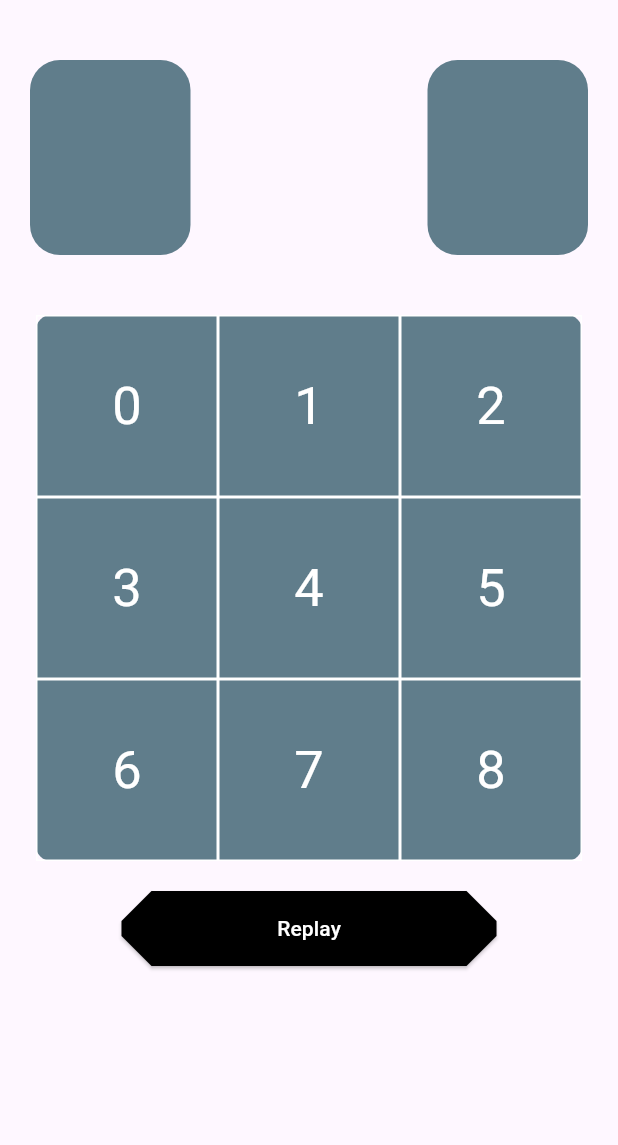
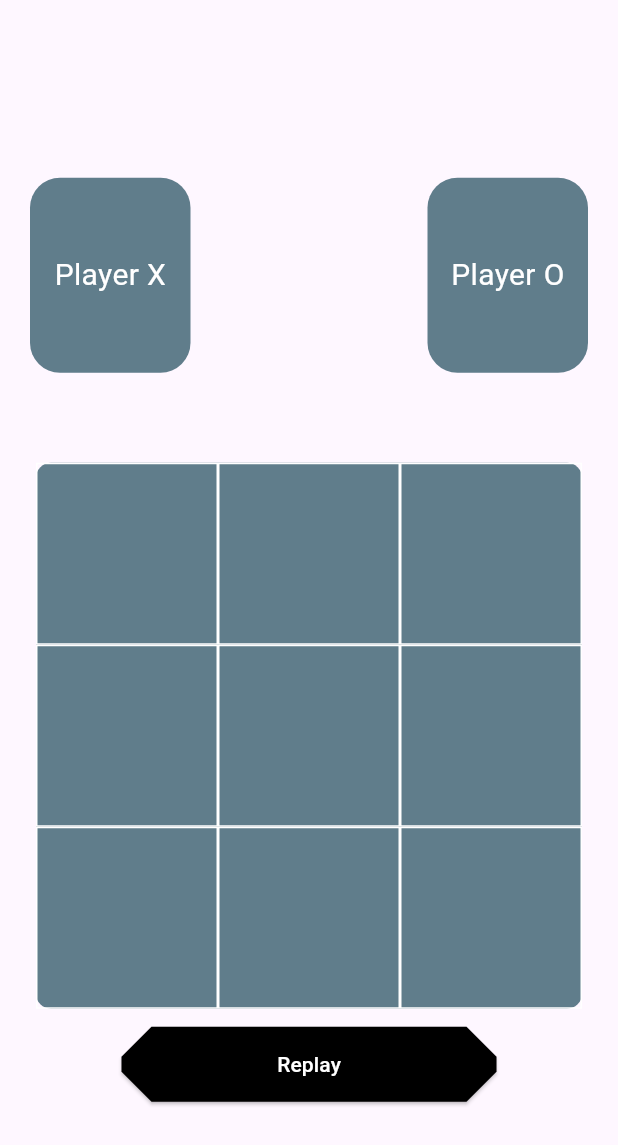
Before and after one commit to Anush980/TicTacToe_flutter, a Flutter app: the NewGame screen opened directly, on a phone screen of 412 x 824 dp. Shown: the top 1145 px of the screen. Run offline on Flutter 3.47's test engine with Material 3 defaults, Android fonts, the phone set to English and light mode, and no system bars.

Commit message:
major changes

```diff
--- a/lib/newgameui.dart
+++ b/lib/newgameui.dart
@@ -1,27 +1,110 @@
 import 'package:flutter/material.dart';
-import 'package:tic_tac_toe/home.dart';
 
 class NewGame extends StatefulWidget {
-  NewGame({Key? key}) : super(key: key);
+  const NewGame({super.key});
 
   @override
   _NewGameState createState() => _NewGameState();
 }
 
 class _NewGameState extends State<NewGame> {
+  List<String> boardState = List.filled(9, ""); // Tic-Tac-Toe board state
+  String currentPlayer = "X"; // Current player (X or O)
+
+  /// Handles player tap on the board
+  void handleTap(int index) {
+    setState(() {
+      if (boardState[index] == "") {
+        boardState[index] = currentPlayer;
+
+        if (checkWinner() != "") {
+          showResultDialog(checkWinner());
+        } else if (!boardState.contains("")) {
+          showResultDialog("Draw");
+        } else {
+          currentPlayer = currentPlayer == "X" ? "O" : "X"; // Switch player
+        }
+      }
+    });
+  }
+
+  /// Resets the game to the initial state
+  void resetGame() {
+    setState(() {
+      boardState = List.filled(9, "");
+      currentPlayer = "X";
+    });
+  }
+
+  /// Checks for a winner
+  String checkWinner() {
+    const List<List<int>> winningPositions = [
+      [0, 1, 2], // Row 1
+      [3, 4, 5], // Row 2
+      [6, 7, 8], // Row 3
+      [0, 3, 6], // Column 1
+      [1, 4, 7], // Column 2
+      [2, 5, 8], // Column 3
+      [0, 4, 8], // Diagonal
+      [2, 4, 6], // Diagonal
+    ];
+
+    for (var positions in winningPositions) {
+      if (boardState[positions[0]] != "" &&
+          boardState[positions[0]] == boardState[positions[1]] &&
+          boardState[positions[1]] == boardState[positions[2]]) {
+        return boardState[positions[0]]; // Return the winner (X or O)
+      }
+    }
+    return ""; // No winner
+  }
+
+  /// Shows the result dialog
+  void showResultDialog(String result) {
+    showDialog(
+      context: context,
+      builder: (context) {
+        return AlertDialog(
+          title: Text(result == "Draw" ? "It's a Draw!" : "Winner: $result"),
+          actions: [
+            TextButton(
+              onPressed: () {
+                Navigator.of(context).pop();
+                resetGame();
+              },
+              child: Text("Replay"),
+            ),
+          ],
+        );
+      },
+    );
+  }
+
   @override
   Widget build(BuildContext context) {
     return Scaffold(
       body: Column(
+        mainAxisAlignment: MainAxisAlignment.center,
         children: [
           Row(
             mainAxisAlignment: MainAxisAlignment.spaceBetween,
-            children: [playerBox(), playerBox()],
+            children: [
+              playerBox(playerName: "Player X"),
+              playerBox(playerName: "Player O"),
+            ],
           ),
-          Row(mainAxisAlignment: MainAxisAlignment.center, children: [board()]),
+          SizedBox(height: 20),
+          board(
+            boardState: boardState,
+            onTap: handleTap,
+          ),
+          SizedBox(height: 1),
           Padding(
-            padding: const EdgeInsets.all(10.0),
-            child: StartScreenButton(ButtonText: "Replay"),
+            padding: const EdgeInsets.all(1.0),
+            child: StartScreenButton(
+              ButtonText: "Replay",
+              onPressed: resetGame,
+            ),
           ),
         ],
       ),
@@ -30,7 +113,10 @@ class _NewGameState extends State<NewGame> {
 }
 
 class board extends StatelessWidget {
-  const board({super.key});
+  final List<String> boardState;
+  final Function(int) onTap;
+
+  const board({required this.boardState, required this.onTap, super.key});
 
   @override
   Widget build(BuildContext context) {
@@ -45,15 +131,17 @@ class board extends StatelessWidget {
         gridDelegate: SliverGridDelegateWithFixedCrossAxisCount(
           crossAxisCount: 3,
         ),
-        itemBuilder: (contexed, index) {
+        itemCount: boardState.length,
+        itemBuilder: (context, index) {
           return GestureDetector(
+            onTap: () => onTap(index),
             child: Container(
               decoration: BoxDecoration(
                 border: Border.all(color: Colors.white),
               ),
               child: Center(
                 child: Text(
-                  "$index",
+                  boardState[index],
                   style: TextStyle(color: Colors.white, fontSize: 35),
                 ),
               ),
@@ -66,7 +154,9 @@ class board extends StatelessWidget {
 }
 
 class playerBox extends StatelessWidget {
-  const playerBox({super.key});
+  final String playerName;
+
+  const playerBox({required this.playerName, super.key});
 
   @override
   Widget build(BuildContext context) {
@@ -79,7 +169,43 @@ class playerBox extends StatelessWidget {
           borderRadius: BorderRadius.circular(20),
           color: Colors.blueGrey,
         ),
+        child: Center(
+          child: Text(
+            playerName,
+            style: TextStyle(color: Colors.white, fontSize: 20),
+          ),
+        ),
       ),
     );
   }
 }
+
+class StartScreenButton extends StatelessWidget {
+  final String ButtonText;
+  final VoidCallback? onPressed;
+
+  const StartScreenButton({
+    required this.ButtonText,
+    this.onPressed,
+    super.key,
+  });
+
+  @override
+  Widget build(BuildContext context) {
+    return Padding(
+      padding: const EdgeInsets.all(10),
+      child: ElevatedButton(
+        onPressed: onPressed,
+        style: ButtonStyle(
+          backgroundColor: MaterialStatePropertyAll(Colors.black),
+          foregroundColor: MaterialStatePropertyAll(Colors.white),
+          minimumSize: MaterialStatePropertyAll(Size(250, 50)),
+          shape: MaterialStatePropertyAll(
+            BeveledRectangleBorder(borderRadius: BorderRadius.circular(20)),
+          ),
+        ),
+        child: Text(ButtonText),
+      ),
+    );
+  }
+}
```
Also changed, not shown: lib/home.dart (+96 -12 lines), lib/main.dart (+10 -4 lines).
